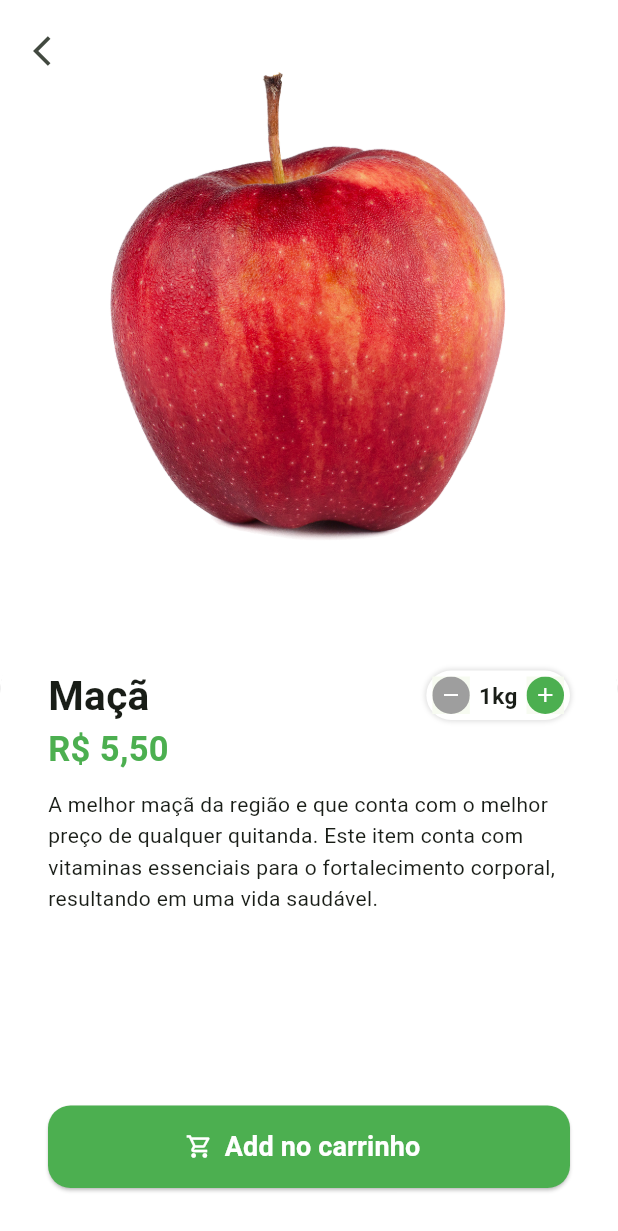
After one commit to lucasletro/GreenGrocer, a Flutter app: the HomeTab screen opened directly, after a tap on "Maçã", on a phone screen of 412 x 824 dp. The commit adds this screen. Shown: the top 1231 px of the screen. Run offline on Flutter 3.47's test engine with Material 2 defaults, Android fonts, the phone set to English and light mode, and no system bars; our stand-ins replace animated_text_kit, mask_text_input_formatter.

Commit message:
Tela de detalhes do produto.

```diff
--- a/lib/src/models/item_model.dart
+++ b/lib/src/models/item_model.dart
@@ -1,5 +1,7 @@
 
 //CLASSE DE MODELO DO ITEM DE APRESENTAÇÃO NA TELA HOME.
+//vamos criar instancias de itemModel na app_data.
+
 class ItemModel {
   String itemName;
   String imgUrl;
--- /dev/null
+++ b/lib/src/pages/common_widgets/quantity_widget.dart
@@ -0,0 +1,104 @@
+import 'package:flutter/material.dart';
+
+class QuantityWidget extends StatelessWidget {
+  final int value; //valor de quantidade
+  final String suffixText; //testo ao lado da quantidade (kg, unidade etc...)
+  //result precisa receber no parametro uma quantidade
+  //de um valor inteiro.
+  final Function(int quantity) result;
+
+  const QuantityWidget({
+    Key? key,
+    required this.suffixText,
+    required this.value,
+    required this.result,
+  }) : super(key: key);
+
+  @override
+  Widget build(BuildContext context) {
+    return Container(
+      padding: const EdgeInsets.all(4),
+      decoration: BoxDecoration(
+        color: Colors.white,
+        borderRadius: BorderRadius.circular(50),
+        boxShadow: [
+          BoxShadow(
+            //sombra
+            color: Colors.grey.shade300,
+            spreadRadius: 1,
+            blurRadius: 2,
+          ),
+        ],
+      ),
+
+      child: Row(
+        children: [
+          //BOTÃO DE DIMINUIR A QUANTIDADE
+          Material(
+            child: InkWell(
+              borderRadius: BorderRadius.circular(50),
+              onTap: () {
+                if(value == 1){
+                  return;
+                }
+                int resultCount = value - 1;
+                result(resultCount);
+              },
+              child: Ink(
+                height: 25,
+                width: 25,
+                decoration: const BoxDecoration(
+                  color: Colors.grey,
+                  shape: BoxShape.circle,
+                ),
+                child: const Icon(
+                  Icons.remove,
+                  color: Colors.white,
+                  size: 16,
+                ),
+              ),
+            ),
+          ),
+
+          //TEXTO DE QUANTIDADE
+          Padding(
+            padding: const EdgeInsets.symmetric(horizontal: 6),
+            child: Text(
+              "$value$suffixText",
+              style: const TextStyle(
+                fontSize: 15,
+                fontWeight: FontWeight.bold,
+              ),
+            ),
+          ),
+
+          //BOTÃO DE AUMENTAR A QUANTIDADE
+          Material(
+            child: InkWell(
+              borderRadius: BorderRadius.circular(50),
+              onTap: () {
+                int resultCount = value + 1;
+                //result precisa receber no parametro uma quantidade
+                //de um valor inteiro entao passamos o resultCount
+                result(resultCount);
+              },
+              child: Ink(
+                height: 25,
+                width: 25,
+                decoration: const BoxDecoration(
+                  color: Colors.green,
+                  shape: BoxShape.circle,
+                ),
+                child: const Icon(
+                  Icons.add,
+                  color: Colors.white,
+                  size: 16,
+                ),
+              ),
+            ),
+          ),
+        ],
+      ),
+    );
+  }
+}
--- a/lib/src/pages/home/components/item_tile.dart
+++ b/lib/src/pages/home/components/item_tile.dart
@@ -1,5 +1,6 @@
 import 'package:flutter/material.dart';
 import 'package:greengrocer/src/models/item_model.dart';
+import 'package:greengrocer/src/pages/product/product_screen.dart';
 import 'package:greengrocer/src/services/utils_services.dart';
 
 //TILE DOS PRODUTOS QUE VAI SER CHAMADO NO GRID VIEW NA HOME_TAB
@@ -20,7 +21,18 @@ class ItemTile extends StatelessWidget {
 
     return Stack(
       children: [
-        Card(
+
+        //CONTEUDO DO TILE
+        GestureDetector(
+          onTap: (){
+            Navigator.of(context).push(
+              MaterialPageRoute(builder: (c){
+                return ProductScreen(item: item,);
+              })
+            );
+          },
+
+          child: Card(
             elevation: 3,
             color: Colors.white,
             shadowColor: Colors.grey.shade300,
@@ -33,9 +45,16 @@ class ItemTile extends StatelessWidget {
               child: Column(
                 crossAxisAlignment: CrossAxisAlignment.stretch,
                 children: [
-                //imagem
-                Expanded(child: Image.asset(item.imgUrl)),
-                //nome
+                  //IMAGEM
+                  Expanded(
+                      child: Hero( //animaçao ao abri e fechar a imagem.
+                        //tag: modo q vamos reconhecer esta imagem ao abrir em outro local
+                        tag: item.imgUrl,
+                          child: Image.asset(item.imgUrl),
+                      ),
+                  ),
+
+                  //NOME
                   Text(
                     item.itemName,
                     style: const TextStyle(
@@ -44,7 +63,7 @@ class ItemTile extends StatelessWidget {
                     ),
                   ),
 
-                //preço - unidade
+                  //PREÇO - UNIDADE
                   Row(
                     children: [
                       Text(
@@ -69,7 +88,9 @@ class ItemTile extends StatelessWidget {
               ),
             ),
           ),
+        ),
 
+        //BOTÃO DE ADD NO CARRINHO
         Positioned(
           top: 4,
           right: 4,
--- /dev/null
+++ b/lib/src/pages/product/product_screen.dart
@@ -0,0 +1,164 @@
+import 'package:flutter/material.dart';
+import 'package:greengrocer/src/models/item_model.dart';
+import 'package:greengrocer/src/services/utils_services.dart';
+
+import '../common_widgets/quantity_widget.dart';
+
+class ProductScreen extends StatefulWidget {
+  const ProductScreen({
+    Key? key,
+    required this.item,
+  }) : super(key: key);
+
+  final ItemModel item;
+
+  @override
+  State<ProductScreen> createState() => _ProductScreenState();
+}
+
+class _ProductScreenState extends State<ProductScreen> {
+
+  final UtilsServices utilsServices = UtilsServices();
+  int cartItemQuantity = 1;
+
+  @override
+  Widget build(BuildContext context) {
+    return Scaffold(
+      backgroundColor: Colors.white.withAlpha(230),
+
+      body: Stack(
+        children: [
+
+          //CONTEUDO
+          Column(
+            children: [
+              Expanded(
+                child: Hero(
+                  tag: widget.item.imgUrl,
+                    child: Image.asset(widget.item.imgUrl),
+                ),
+              ),
+
+              //CONTAINER COM BORDAS ARREDONDADAS
+              Expanded(
+                child: Container(
+                  padding: const EdgeInsets.all(32),
+                  decoration: BoxDecoration(
+                    color: Colors.white,
+                    borderRadius: const BorderRadius.vertical(
+                      top: Radius.circular(50)
+                    ),
+                    boxShadow: [ //sombra
+                      BoxShadow(
+                        color: Colors.grey.shade600,
+                        offset: const Offset(0, 2),
+                      ),
+                    ],
+                  ),
+                  child: Column(
+                    crossAxisAlignment: CrossAxisAlignment.stretch,
+                    children: [
+
+                      //NOME - QUANTIDADE
+                      Row(
+                        children: [
+                          Expanded(
+                            child: Text(
+                              widget.item.itemName,
+                              maxLines: 2, //quantidade max de linhas para o nome do produto
+                              overflow: TextOverflow.ellipsis,
+                              style: const TextStyle(
+                                fontSize: 27,
+                                fontWeight: FontWeight.bold,
+                              ),
+                            ),
+                          ),
+
+                          QuantityWidget(
+                            value: cartItemQuantity,
+                            suffixText: widget.item.unit,
+
+                            result: (int quantity){
+                              setState(() {
+                                cartItemQuantity = quantity;
+                              });
+                            },
+
+                          ),
+                        ],
+                      ),
+
+                      //PREÇO
+                      Text(
+                        utilsServices.priceToCurrency(widget.item.price),
+                        style: const TextStyle(
+                          fontSize: 23,
+                          fontWeight: FontWeight.bold,
+                          color: Colors.green,
+                        ),
+                      ),
+
+                      //DESCRIÇÃO
+                      Expanded(
+                        child: Padding(
+                          padding: const EdgeInsets.symmetric(vertical: 10),
+                          child: SingleChildScrollView(
+                            child: Text(
+                                widget.item.description,
+                              style: const TextStyle(
+                                height: 1.5,
+                              ),
+                            ),
+                          ),
+                        ),
+                      ),
+
+                      //BOTÃO
+                      SizedBox(
+                        height: 55,
+                        child: ElevatedButton.icon(
+                          style: ElevatedButton.styleFrom(
+                            backgroundColor: Colors.green,
+                            shape: RoundedRectangleBorder(
+                              borderRadius: BorderRadius.circular(15),
+                            ),
+                          ),
+                            onPressed: (){},
+                            label: const Text("Add no carrinho", style: TextStyle(
+                              fontSize: 18,
+                                fontWeight: FontWeight.bold,
+                                color: Colors.white,
+                              ),
+                            ),
+                          icon: const Icon(Icons.shopping_cart_outlined,
+                            color: Colors.white,),
+                        ),
+                      ),
+
+                    ],
+                  ),
+                ),
+              ),
+
+            ],
+          ),
+
+          Positioned(
+            //distancia das extremidades
+            left: 10,
+            top: 10,
+            child: SafeArea(
+              child: IconButton(
+                  onPressed: (){
+                    Navigator.of(context).pop();
+                  },
+                  icon: const Icon(Icons.arrow_back_ios),
+              ),
+            ),
+          ),
+
+        ],
+      ),
+    );
+  }
+}
```
Lines whose indentation alone changed are shown as unchanged.
